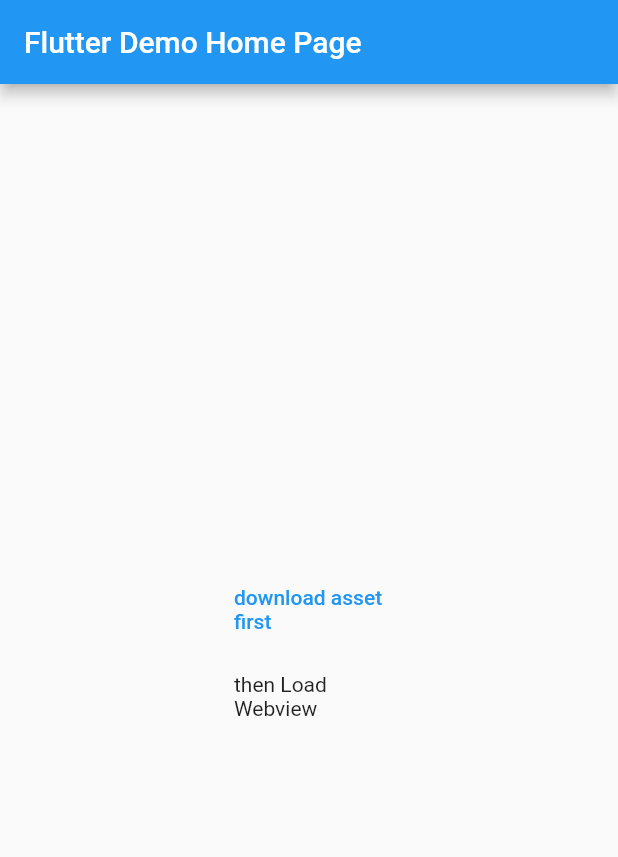
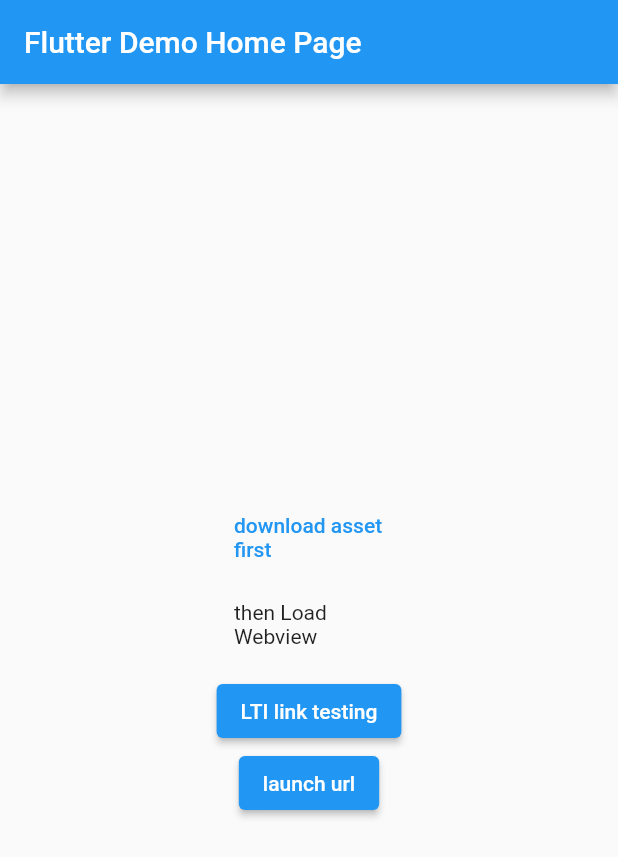
Before and after one commit to uc-dve/flutter_webview, a Flutter app: the screen it shows after launch, on a phone screen of 412 x 824 dp. Shown: the top 857 px of the screen. Run offline on Flutter 3.47's test engine with Material 2 defaults, Android fonts, the phone set to English and light mode, and no system bars; our stand-ins replace webview_flutter; missing offline and left inert: flutter_inappwebview.

Commit message:
dynamic link testing

```diff
--- a/lib/main.dart
+++ b/lib/main.dart
@@ -3,7 +3,9 @@ import 'dart:io';
 import 'package:flutter/foundation.dart';
 import 'package:flutter/material.dart';
 import 'package:flutter_inappwebview/flutter_inappwebview.dart';
+import 'package:flutter_webview/webview_test.dart';
 import 'package:path_provider/path_provider.dart';
+import 'package:url_launcher/url_launcher.dart';
 
 void main() => runApp(MyApp());
 
@@ -21,15 +23,15 @@ class MyApp extends StatelessWidget {
 }
 
 class MyHomePage extends StatefulWidget {
-  MyHomePage({Key key, this.title}) : super(key: key);
-  final String title;
+  MyHomePage({Key? key, this.title}) : super(key: key);
+  final String? title;
 
   @override
   _MyHomePageState createState() => _MyHomePageState();
 }
 
 class _MyHomePageState extends State<MyHomePage> {
-  String dirPath;
+  String? dirPath;
 
   @override
   void initState() {
@@ -44,7 +46,7 @@ class _MyHomePageState extends State<MyHomePage> {
     });
   }
 
-  Future<File> _downloadFile({String url, String filename}) async {
+  Future<File> _downloadFile({required String url, String? filename}) async {
     var httpClient = new HttpClient();
     var request = await httpClient.getUrl(Uri.parse(url));
     var response = await request.close();
@@ -55,11 +57,17 @@ class _MyHomePageState extends State<MyHomePage> {
     return file;
   }
 
+  String link =
+      "https://ucertifylearn.page.link/?link=https://www.ucertify.com/?jhghjgjgj&apn=com.flutter.ucertifyLearn&isi=1505460373&ibi=com.flutter.ucertifyLearn";
+  void _launchURL(_url) async => await canLaunch(_url)
+      ? await launch(_url)
+      : throw 'Could not launch $_url';
+
   @override
   Widget build(BuildContext context) {
     return Scaffold(
       appBar: AppBar(
-        title: Text(widget.title),
+        title: Text(widget.title!),
       ),
       body: Center(
         child: Column(
@@ -86,10 +94,25 @@ class _MyHomePageState extends State<MyHomePage> {
             InkWell(
               onTap: () {
                 Navigator.of(context).push(MaterialPageRoute(
-                    builder: (context) => WebviewPage(dirPath)));
+                    builder: (context) => WebviewPage(dirPath!)));
               },
               child: SizedBox(
                   height: 50, width: 100, child: Text("then Load Webview")),
+            ),
+            ElevatedButton(
+              onPressed: () {
+                Navigator.of(context).push(
+                    MaterialPageRoute(builder: (context) => WebviewTest()));
+              },
+              child: Text("LTI link testing"),
+            ),
+            ElevatedButton(
+              onPressed: () {
+                link =
+                    "https://www.ucertify.com/lti.php?crn=FC0-U51-complete&open_in_app=1";
+                _launchURL(link);
+              },
+              child: Text('launch url'),
             ),
           ],
         ),
@@ -99,7 +122,7 @@ class _MyHomePageState extends State<MyHomePage> {
 }
 
 class WebviewPage extends StatefulWidget {
-  String dirPath;
+  final String dirPath;
   WebviewPage(this.dirPath);
 
   @override
@@ -156,7 +179,6 @@ class WebviewPageStete extends State<WebviewPage> {
 
   @override
   Widget build(BuildContext context) {
-    // TODO: implement build
     return Scaffold(
       appBar: AppBar(
         title: Text("Webview"),
--- a/pubspec.yaml
+++ b/pubspec.yaml
@@ -18,7 +18,7 @@ publish_to: 'none' # Remove this line if you wish to publish to pub.dev
 version: 1.0.0+1
 
 environment:
-  sdk: ">=2.7.0 <3.0.0"
+  sdk: ">=2.12.0 <3.0.0"
 
 dependencies:
   flutter:
@@ -30,6 +30,9 @@ dependencies:
   cupertino_icons: ^1.0.2
   flutter_inappwebview: ^5.2.1
   path_provider: ^2.0.1
+  webview_flutter: ^2.0.4
+  url_launcher: ^6.0.2
+
 
 dev_dependencies:
   flutter_test:
```
Also changed, not shown: lib/webview_test.dart (added, +62 -0 lines), pubspec.lock, 2 other files.
